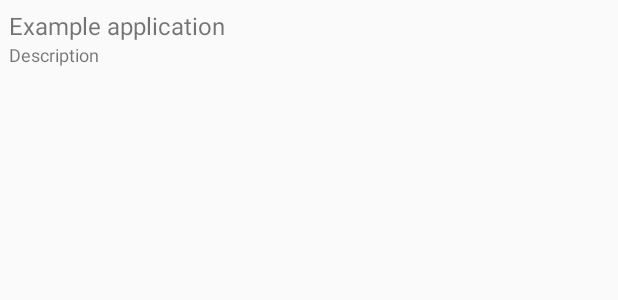
After one commit to mfpdev/login-approval-sample, an Android app: the layout approved_device_layout.xml on its own in the app's theme, with its tools: preview values and no code run, on a phone screen of 412 x 824 dp. The commit adds this screen. Shown: the top 300 px of the screen. Run offline under Robolectric (Android 15) with nearby library versions, the phone set to English and light mode, and no system bars.

Commit message:
Adding Android Adapter

```diff
--- a/LoginApprovals/app/src/main/res/layout/activity_main.xml
+++ b/LoginApprovals/app/src/main/res/layout/activity_main.xml
@@ -22,7 +22,10 @@
     <ListView
         android:id="@+id/approvals_list_view"
         android:layout_height="match_parent"
-        android:layout_width="match_parent">
+        android:layout_width="match_parent"
+        android:layout_below="@+id/button2"
+        android:layout_alignParentStart="true"
+        android:layout_marginTop="7dp">
     </ListView>
 
 </RelativeLayout>
--- /dev/null
+++ b/LoginApprovals/app/src/main/res/layout/approved_device_layout.xml
@@ -0,0 +1,28 @@
+<RelativeLayout xmlns:android="http://schemas.android.com/apk/res/android"
+    android:layout_width="fill_parent"
+    android:layout_height="?android:attr/listPreferredItemHeight"
+    android:padding="6dip" >
+
+    <TextView
+        android:id="@+id/secondLine"
+        android:layout_width="fill_parent"
+        android:layout_height="30dip"
+        android:layout_alignParentBottom="true"
+        android:ellipsize="marquee"
+        android:text="Description"
+        android:textSize="12sp" />
+
+
+    <TextView
+        android:id="@+id/firstLine"
+        android:layout_width="fill_parent"
+        android:layout_height="wrap_content"
+        android:layout_above="@id/secondLine"
+        android:layout_alignParentRight="true"
+        android:layout_alignParentTop="true"
+        android:layout_alignWithParentIfMissing="true"
+        android:gravity="center_vertical"
+        android:text="Example application"
+        android:textSize="16sp" />
+
+</RelativeLayout>
```
Also changed, not shown: LoginApprovals/app/src/main/java/com/github/mfpdev/loginapprovals/ApprovalsActivity.java (+18 -13 lines), LoginApprovals/app/src/main/java/com/github/mfpdev/loginapprovals/ApprovedDevice.java (added, +40 -0 lines), LoginApprovals/app/src/main/java/com/github/mfpdev/loginapprovals/ApprovedDeviceAdapter.java (added, +59 -0 lines).
